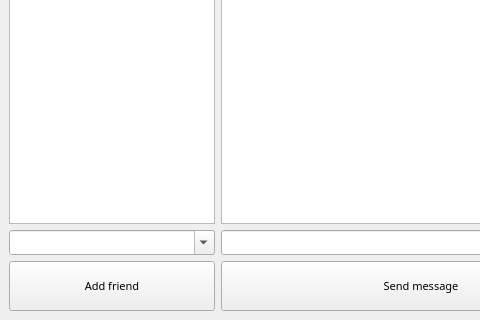
Before: the Qt Designer form chat_window.ui in IgorEvgenievichChebotar/MessengerSimple, drawn with Qt 5; both pictures show x 0 to 480 and y 250 to 570 of the 630 by 570 pixel window.
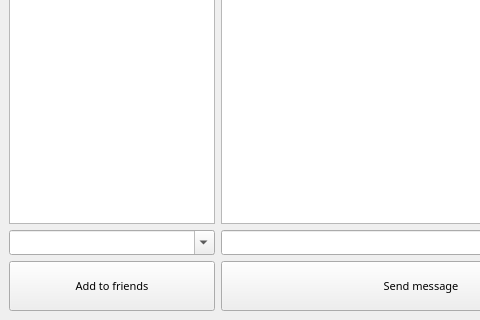
After: the same form once the commit is applied.

Patch:
```diff
--- a/chat_window.ui
+++ b/chat_window.ui
@@ -278,7 +278,7 @@
        <cursorShape>PointingHandCursor</cursorShape>
       </property>
       <property name="text">
-       <string>Add friend</string>
+       <string>Add to friends</string>
       </property>
      </widget>
     </item>
```
